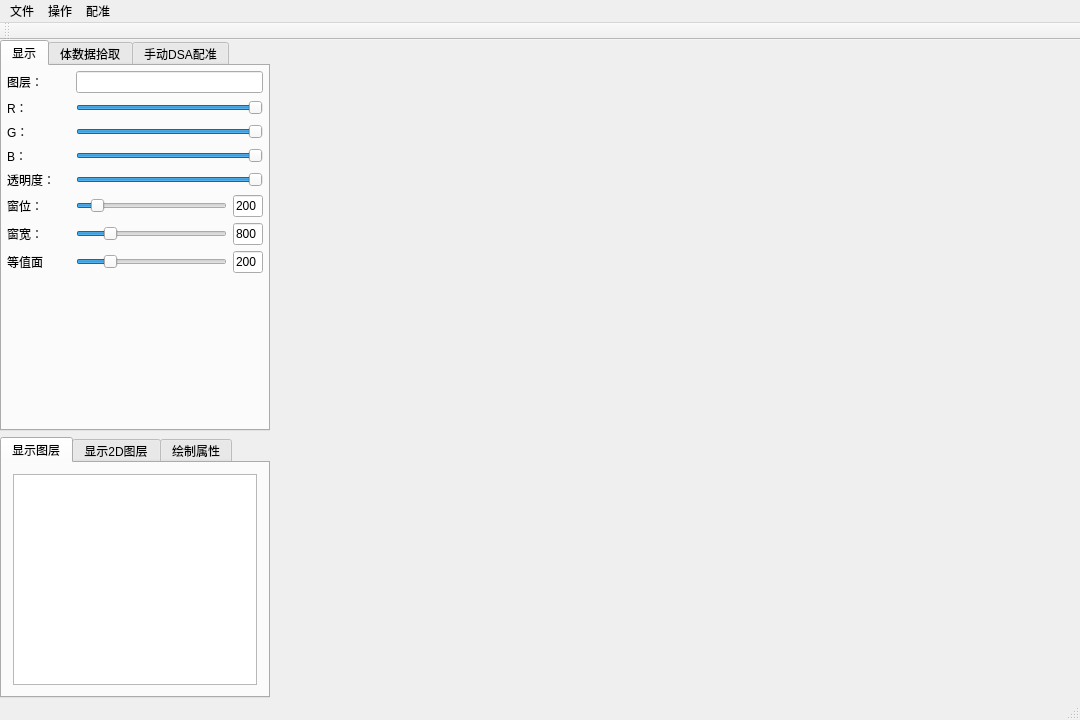
Imanity/MedicalToolkit, file Viewer/Viewer.ui: the form before one commit.
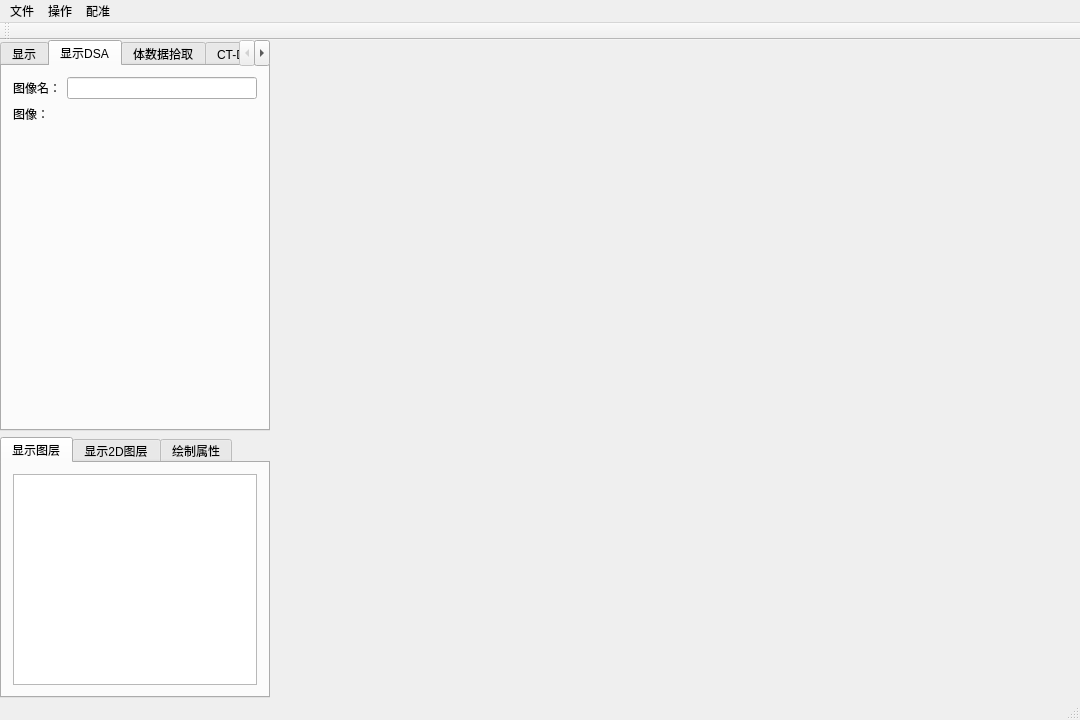
The form after the commit. The open tabs and pages were chosen to show the change.

Diff of the .ui file:
```diff
--- a/Viewer/Viewer.ui
+++ b/Viewer/Viewer.ui
@@ -285,6 +285,46 @@
           </item>
          </layout>
         </widget>
+        <widget class="QWidget" name="PageDisplayDSA">
+         <attribute name="title">
+          <string>显示DSA</string>
+         </attribute>
+         <layout class="QGridLayout" name="gridLayout_3">
+          <item row="1" column="1">
+           <layout class="QVBoxLayout" name="image2dLayout"/>
+          </item>
+          <item row="0" column="0">
+           <widget class="QLabel" name="layer2dNameLabel">
+            <property name="text">
+             <string>图像名：</string>
+            </property>
+           </widget>
+          </item>
+          <item row="0" column="1">
+           <widget class="QLineEdit" name="layer2dName"/>
+          </item>
+          <item row="1" column="0">
+           <widget class="QLabel" name="image2dLabel">
+            <property name="text">
+             <string>图像：</string>
+            </property>
+           </widget>
+          </item>
+          <item row="2" column="0">
+           <spacer name="verticalSpacer_4">
+            <property name="orientation">
+             <enum>Qt::Vertical</enum>
+            </property>
+            <property name="sizeHint" stdset="0">
+             <size>
+              <width>20</width>
+              <height>40</height>
+             </size>
+            </property>
+           </spacer>
+          </item>
+         </layout>
+        </widget>
         <widget class="QWidget" name="PagePicking">
          <attribute name="title">
           <string>体数据拾取</string>
@@ -331,7 +371,7 @@
           <bool>true</bool>
          </property>
          <attribute name="title">
-          <string>手动DSA配准</string>
+          <string>CT-DSA配准</string>
          </attribute>
          <layout class="QGridLayout" name="transformLayout" columnstretch="1,0">
           <property name="leftMargin">
```
Left out of the diff: 35 changed lines with no effect on the pictures.
